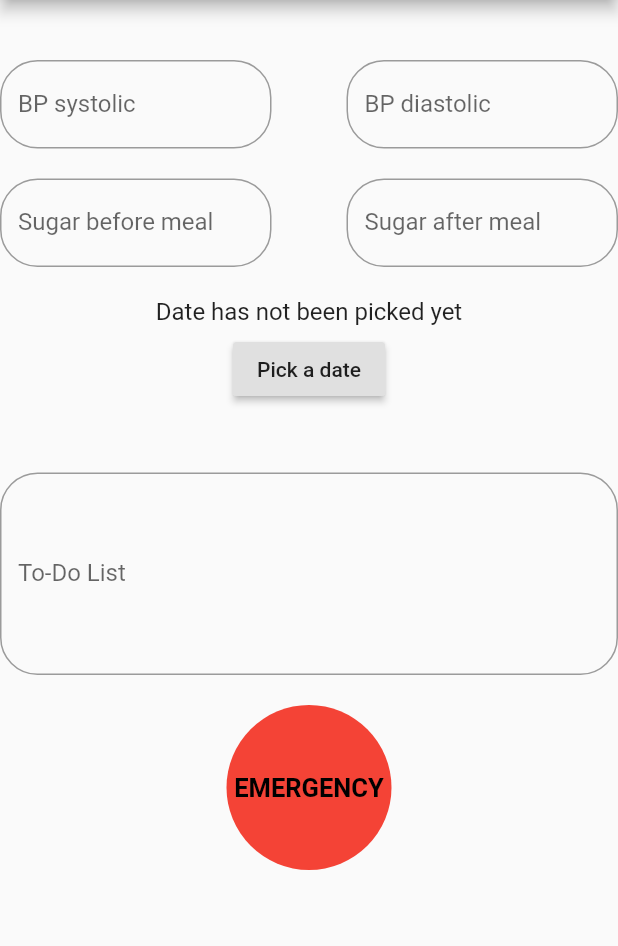
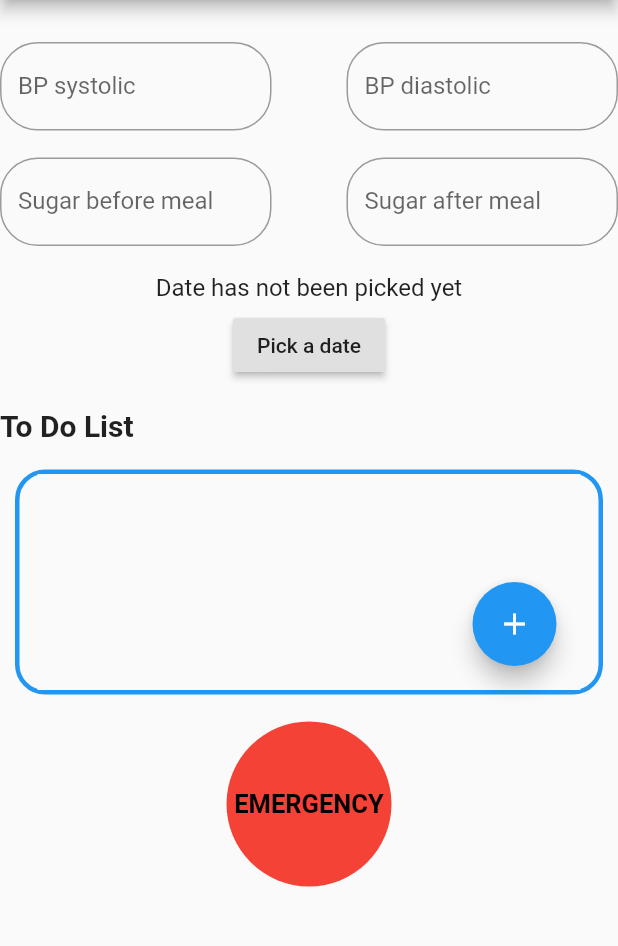
Before and after one commit to guneet446/saathi, a Flutter app: the screen it shows once a user with an empty profile is signed in, on a phone screen of 412 x 824 dp, the part 84-1030 px from its top. Run offline on Flutter 3.47's test engine with Material 2 defaults, Android fonts, the phone set to English and light mode, and no system bars; our stand-ins replace cloud_firestore, firebase_auth, flutter_local_notifications, fluttertoast, get_it, image_picker and 2 more; accounts and stored records are empty; generated files the repository leaves out were written again; Roboto replaces fonts that are missing (Poppins).

Commit message:
added improved to do list feature

```diff
--- a/saathi/lib/screens/home.dart
+++ b/saathi/lib/screens/home.dart
@@ -1,5 +1,6 @@
 import 'package:firebase_auth/firebase_auth.dart';
 import 'package:flutter/material.dart';
+import 'package:saathi/screens/toDoList.dart';
 import 'package:saathi/services/call_service.dart';
 import 'package:saathi/services/database.dart';
 import '../main.dart';
@@ -13,19 +14,14 @@ class _HomeState extends State<Home> {
   final CallService _service = locator<CallService>();
   String number;
   DateTime _dateTime;
-  /*String dateStr = "";
-  String bps = "";
-  String bpd = "";
-  String sugarb = "";
-  String sugara = "";*/
 
   @override
   Widget build(BuildContext context) {
     return Wrap(
       spacing: 20, // to apply margin in the main axis of the wrap
-      runSpacing: 20,
+      runSpacing: 18,
       children: <Widget>[
-        Container(height: 20,),
+        Container(height: 10,),
         Row(
           mainAxisAlignment: MainAxisAlignment.spaceEvenly,
           children: <Widget>[
@@ -159,31 +155,14 @@ class _HomeState extends State<Home> {
             ),
           ],
         ),
-        Container(height: 5,),
-        Row(
-          children: <Widget>[
-            Expanded(
-              child: TextFormField(
-                decoration: new InputDecoration(
-                  labelText: "To-Do List",
-                  fillColor: Colors.white,
-                  border: new OutlineInputBorder(
-                    borderRadius: new BorderRadius.circular(25.0),
-                    borderSide: new BorderSide(),
-                  ),
-                  //fillColor: Colors.green
-                ),
-
-                keyboardType: TextInputType.multiline,
-                minLines: 5, //Normal textInputField will be displayed
-                maxLines: 5,
-                style: new TextStyle(
-                  fontFamily: "Poppins",
-                ),
-              ),
-            ),
-          ],
-        ),
+        Text(
+          "To Do List",
+        style: TextStyle(
+          fontFamily: "Poppins",
+          fontSize: 20,
+          fontWeight: FontWeight.bold
+        ),),
+        ToDoList(),
         Center(
           child: PopupMenuButton<int>(
             itemBuilder: (context) => [
--- /dev/null
+++ b/saathi/lib/screens/toDoList.dart
@@ -0,0 +1,86 @@
+import 'package:flutter/material.dart';
+
+class ToDoList extends StatefulWidget {
+  @override
+  _ToDoListState createState() => _ToDoListState();
+}
+
+class _ToDoListState extends State<ToDoList> {
+
+  List<String> _todoItems = [];
+
+  void _addTodoItem(String task) {
+    if(task.length > 0) {
+      setState(() => _todoItems.add(task));
+    }
+  }
+
+
+  // Build the whole list of todo items
+  Widget _buildTodoList() {
+    return new ListView.builder(
+      itemBuilder: (context, index) {
+        if(index < _todoItems.length) {
+          return _buildTodoItem(_todoItems[index]);
+        }
+      },
+    );
+  }
+
+  Widget _buildTodoItem(String todoText) {
+    return new ListTile(
+        title: new Text(todoText)
+    );
+  }
+
+  void _pushAddTodoScreen() {
+    Navigator.of(context).push(
+        new MaterialPageRoute(
+            builder: (context) {
+              return new Scaffold(
+                  appBar: new AppBar(
+                      title: new Text('Add a new task')
+                  ),
+                  body: new TextField(
+                    autofocus: true,
+                    onSubmitted: (val) {
+                      _addTodoItem(val);
+                      Navigator.pop(context);
+                    },
+                    decoration: new InputDecoration(
+                        hintText: 'Enter something to do...',
+                        contentPadding: const EdgeInsets.all(16.0)
+                    ),
+                  )
+              );
+            }
+        )
+    );
+  }
+
+  @override
+  Widget build(BuildContext context) {
+    return Padding(
+      padding: EdgeInsets.fromLTRB(10, 0, 10, 0),
+      child: Container(
+        padding: EdgeInsets.fromLTRB(12, 0, 12, 0),
+        height: 150,
+        decoration: BoxDecoration(
+          border: Border.all(
+              color: Colors.blue,
+              width: 3
+          ),
+          borderRadius: BorderRadius.all(Radius.circular(20)),
+        ),
+        child: Scaffold(
+          body: _buildTodoList(),
+          floatingActionButton: new FloatingActionButton(
+              onPressed: _pushAddTodoScreen,
+              tooltip: 'Add task',
+              child: new Icon(Icons.add)
+          ),
+        ),
+      ),
+    );
+  }
+}
```
